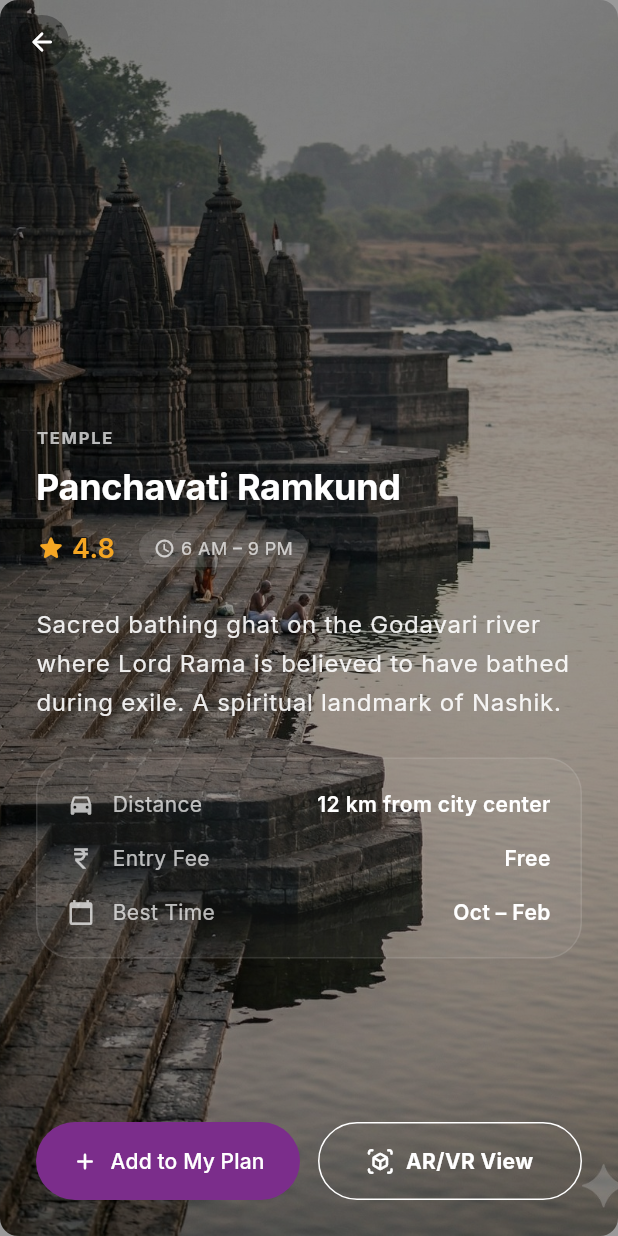
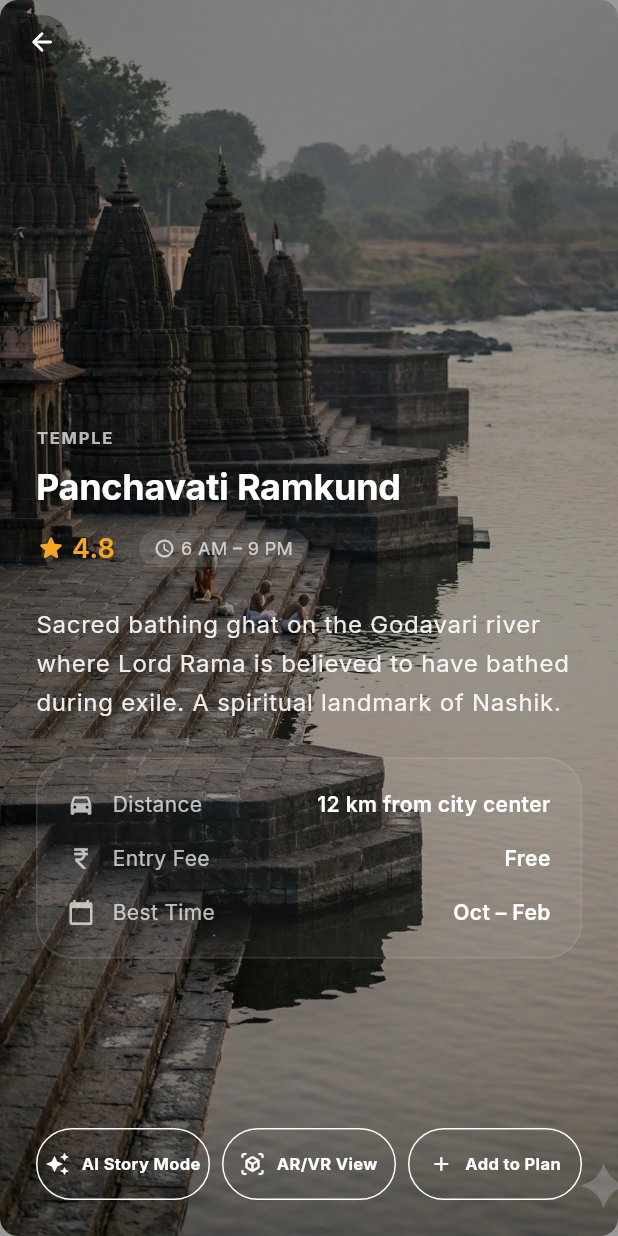
Before and after one commit to varadshajith/Gram-yatra, a Flutter app: the HomeScreen screen opened by its route, after a tap on "Panchavati Ramkund", on a phone screen of 412 x 824 dp. Run offline on Flutter 3.47's test engine with Material 3 defaults, Android fonts, the phone set to English and light mode, and no system bars; our stand-ins replace cloud_firestore, connectivity_plus, firebase_core, geolocator, google_fonts, google_maps_flutter and 3 more; accounts and stored records are empty; network calls fail.

```diff
--- a/lib/screens/festivals_screen.dart
+++ b/lib/screens/festivals_screen.dart
@@ -79,8 +79,6 @@ class FestivalsScreen extends StatelessWidget {
                           child: Column(
                             crossAxisAlignment: CrossAxisAlignment.start,
                             children: [
-                              const Text('🎉', style: TextStyle(fontSize: 40)),
-                              const SizedBox(height: 12),
                               Text(
                                 'Festival Capital\nof Maharashtra',
                                 style: Theme.of(context).textTheme.headlineSmall?.copyWith(
--- a/lib/screens/home_screen.dart
+++ b/lib/screens/home_screen.dart
@@ -383,10 +383,22 @@ class _SectionTab extends StatelessWidget {
       child: GestureDetector(
         onTap: onTap,
         child: Container(
-          padding: const EdgeInsets.symmetric(horizontal: 18, vertical: 8),
+          padding: const EdgeInsets.symmetric(horizontal: 20, vertical: 10),
           decoration: BoxDecoration(
-            color: AppTheme.surfaceContainerLow,
+            gradient: const LinearGradient(
+              colors: [Colors.white, Color(0xFFF5EFE6)],
+              begin: Alignment.topLeft,
+              end: Alignment.bottomRight,
+            ),
             borderRadius: BorderRadius.circular(AppTheme.radiusFull),
+            border: Border.all(color: const Color(0xFFE0D5C5)),
+            boxShadow: const [
+              BoxShadow(
+                color: Colors.black26,
+                blurRadius: 8,
+                offset: Offset(0, 3),
+              ),
+            ],
           ),
           child: Center(
             child: Row(
@@ -397,7 +409,7 @@ class _SectionTab extends StatelessWidget {
                 Text(
                   label,
                   style: Theme.of(context).textTheme.bodyMedium?.copyWith(
-                    fontWeight: FontWeight.w500,
+                    fontWeight: FontWeight.w700,
                   ),
                 ),
               ],
--- a/lib/screens/place_detail_screen.dart
+++ b/lib/screens/place_detail_screen.dart
@@ -162,13 +162,67 @@ class PlaceDetailScreen extends StatelessWidget {
                   child: Row(
                     children: [
                       Expanded(
-                        child: ElevatedButton.icon(
-                          icon: const Icon(Icons.add_rounded),
-                          label: const Text('Add to My Plan'),
-                          style: ElevatedButton.styleFrom(
+                        child: OutlinedButton.icon(
+                          icon: const Icon(Icons.auto_awesome, size: 16, color: Colors.white),
+                          label: Text(
+                            'AI Story Mode',
+                            style: Theme.of(context).textTheme.bodyMedium?.copyWith(
+                              color: Colors.white,
+                              fontWeight: FontWeight.bold,
+                              fontSize: 11,
+                            ),
+                          ),
+                          style: OutlinedButton.styleFrom(
                             padding: const EdgeInsets.symmetric(vertical: 16),
-                            backgroundColor: AppTheme.primary,
-                            foregroundColor: Colors.white,
+                            side: const BorderSide(color: Colors.white),
+                            shape: RoundedRectangleBorder(
+                              borderRadius: BorderRadius.circular(AppTheme.radiusFull),
+                            ),
+                          ),
+                          onPressed: () {
+                            // TODO: wire to AI story mode
+                          },
+                        ),
+                      ),
+                      const SizedBox(width: 8),
+                      Expanded(
+                        child: OutlinedButton.icon(
+                          icon: const Icon(Icons.view_in_ar_rounded, size: 16, color: Colors.white),
+                          label: Text(
+                            'AR/VR View',
+                            style: Theme.of(context).textTheme.bodyMedium?.copyWith(
+                              color: Colors.white,
+                              fontWeight: FontWeight.bold,
+                              fontSize: 11,
+                            ),
+                          ),
+                          style: OutlinedButton.styleFrom(
+                            padding: const EdgeInsets.symmetric(vertical: 16),
+                            side: const BorderSide(color: Colors.white),
+                            shape: RoundedRectangleBorder(
+                              borderRadius: BorderRadius.circular(AppTheme.radiusFull),
+                            ),
+                          ),
+                          onPressed: () {
+                            Navigator.pushNamed(context, '/ar-view', arguments: name);
+                          },
+                        ),
+                      ),
+                      const SizedBox(width: 8),
+                      Expanded(
+                        child: OutlinedButton.icon(
+                          icon: const Icon(Icons.add_rounded, size: 16, color: Colors.white),
+                          label: Text(
+                            'Add to Plan',
+                            style: Theme.of(context).textTheme.bodyMedium?.copyWith(
+                              color: Colors.white,
+                              fontWeight: FontWeight.bold,
+                              fontSize: 11,
+                            ),
+                          ),
+                          style: OutlinedButton.styleFrom(
+                            padding: const EdgeInsets.symmetric(vertical: 16),
+                            side: const BorderSide(color: Colors.white),
                             shape: RoundedRectangleBorder(
                               borderRadius: BorderRadius.circular(AppTheme.radiusFull),
                             ),
@@ -182,29 +236,6 @@ class PlaceDetailScreen extends StatelessWidget {
                                 ),
                               );
                             }
-                          },
-                        ),
-                      ),
-                      const SizedBox(width: 12),
-                      Expanded(
-                        child: OutlinedButton.icon(
-                          icon: const Icon(Icons.view_in_ar_rounded, color: Colors.white),
-                          label: Text(
-                            'AR/VR View',
-                            style: Theme.of(context).textTheme.bodyMedium?.copyWith(
-                              color: Colors.white,
-                              fontWeight: FontWeight.bold,
-                            ),
-                          ),
-                          style: OutlinedButton.styleFrom(
-                            padding: const EdgeInsets.symmetric(vertical: 16),
-                            side: const BorderSide(color: Colors.white),
-                            shape: RoundedRectangleBorder(
-                              borderRadius: BorderRadius.circular(AppTheme.radiusFull),
-                            ),
-                          ),
-                          onPressed: () {
-                            Navigator.pushNamed(context, '/ar-view', arguments: name);
                           },
                         ),
                       ),
--- a/lib/screens/road_trips_screen.dart
+++ b/lib/screens/road_trips_screen.dart
@@ -235,7 +235,7 @@ class _RoadTripCardState extends State<_RoadTripCard> {
                           Text(
                             AppStrings.aiTrafficAlert,
                             style: Theme.of(context).textTheme.labelSmall?.copyWith(
-                              color: AppTheme.secondary,
+                              color: const Color(0xFF1A0A2E),
                               letterSpacing: 1,
                             ),
                           ),
--- a/lib/utils/strings.dart
+++ b/lib/utils/strings.dart
@@ -89,5 +89,5 @@ class AppStrings {
   static const String upcoming = 'UPCOMING';
 
   // ─── Festivals ───
-  static const String festivalsTitle = 'Festivals Dhamaka 🎉';
+  static const String festivalsTitle = 'Festivals Dhamaka';
 }
--- a/lib/widgets/event_card.dart
+++ b/lib/widgets/event_card.dart
@@ -75,7 +75,7 @@ class EventCard extends StatelessWidget {
                         child: Text(
                           timeOrDate,
                           style: Theme.of(context).textTheme.labelSmall?.copyWith(
-                            color: AppTheme.secondary,
+                            color: const Color(0xFF1A0A2E),
                             letterSpacing: 0.5,
                           ),
                         ),
@@ -107,10 +107,33 @@ class EventCard extends StatelessWidget {
                 child: Text(
                   highlight!.toUpperCase(),
                   style: Theme.of(context).textTheme.labelSmall?.copyWith(
-                    color: AppTheme.secondary,
+                    color: const Color(0xFF1A0A2E),
                     letterSpacing: 1.0,
                     fontWeight: FontWeight.w700,
                   ),
+                ),
+              ),
+              const SizedBox(height: AppTheme.spacingSmall),
+              SizedBox(
+                width: double.infinity,
+                child: OutlinedButton.icon(
+                  icon: const Icon(Icons.auto_awesome, size: 14, color: Color(0xFF1A0A2E)),
+                  label: Text(
+                    'AI Story Mode',
+                    style: Theme.of(context).textTheme.labelSmall?.copyWith(
+                      color: const Color(0xFF1A0A2E),
+                      fontWeight: FontWeight.w700,
+                      letterSpacing: 0.5,
+                    ),
+                  ),
+                  style: OutlinedButton.styleFrom(
+                    padding: const EdgeInsets.symmetric(vertical: 12),
+                    side: const BorderSide(color: Color(0xFF1A0A2E)),
+                    shape: RoundedRectangleBorder(
+                      borderRadius: BorderRadius.circular(8),
+                    ),
+                  ),
+                  onPressed: () {},
                 ),
               ),
             ],
--- a/lib/widgets/plan_card.dart
+++ b/lib/widgets/plan_card.dart
@@ -118,7 +118,7 @@ class PlanCard extends StatelessWidget {
                 Text(
                   highlights,
                   style: Theme.of(context).textTheme.bodyMedium?.copyWith(
-                    color: bgImageAsset != null ? AppTheme.secondaryContainer : AppTheme.secondary,
+                    color: bgImageAsset != null ? AppTheme.secondaryContainer : const Color(0xFF1A0A2E),
                     fontWeight: FontWeight.w500,
                   ),
                 ),
```
Also changed, not shown: assets/images/Gramyatra logo.jpeg (added), assets/images/Sayantaravada.jpeg (added), assets/images/Zatkapanipuri.jpeg (added).
